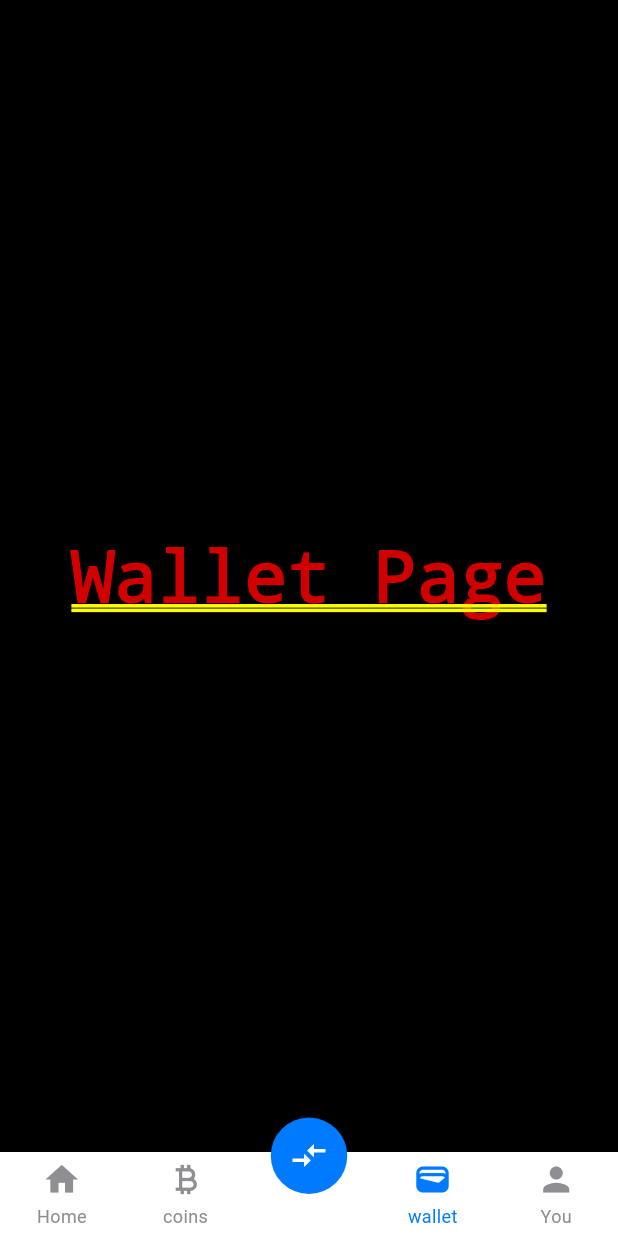
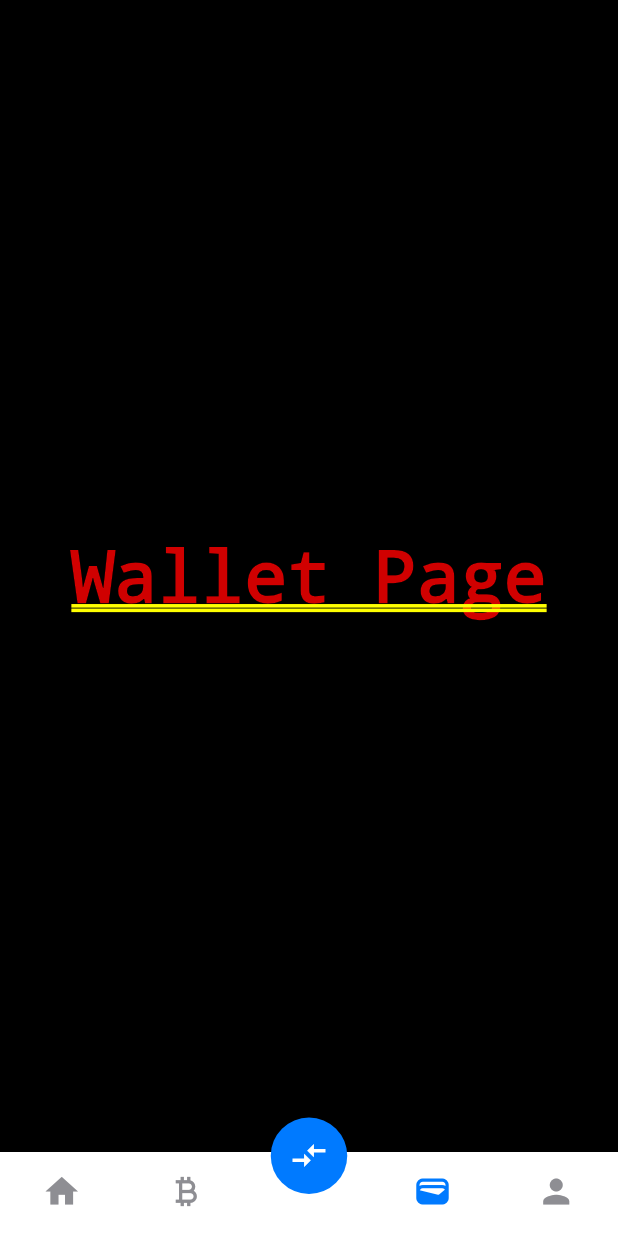
Before and after one commit to Shashwat-111/Ampiy-Flutter-App, a Flutter app: the screen it shows after launch, item 4 of the bottom bar chosen, on a phone screen of 412 x 824 dp. Run offline on Flutter 3.47's test engine with Material 3 defaults, Android fonts, the phone set to English and light mode, and no system bars; drawn by our look-alikes of persistent_bottom_nav_bar; network calls fail.

Commit message:
Release v1

```diff
--- a/lib/main.dart
+++ b/lib/main.dart
@@ -10,28 +10,22 @@ void main() {
   runApp(const MyApp());
 }
 
-class MyApp extends StatefulWidget {
+class MyApp extends StatelessWidget {
   const MyApp({super.key});
-
-  @override
-  State<MyApp> createState() => _MyAppState();
-}
-
-class _MyAppState extends State<MyApp> {
-
   @override
   Widget build(BuildContext context) {
-    return const MaterialApp(
-      home: MainScreen(),
+    return MaterialApp(
+      themeMode: ThemeMode.dark,
+      theme: ThemeData(),
+      darkTheme : ThemeData(),
+      home: const MainScreen(),
       debugShowCheckedModeBanner: false,
-
     );
   }
 }
 
 class MainScreen extends StatefulWidget {
   const MainScreen({super.key});
-
   @override
   State<MainScreen> createState() => _MainScreenState();
 }
@@ -41,6 +35,9 @@ class _MainScreenState extends State<MainScreen> {
 
   @override
   Widget build(BuildContext context) {
+
+    //using persistent Navigation Bar package
+    // to get the bottom navigation bar.
     return PersistentTabView(
       context,
       controller: _controller,
@@ -52,11 +49,11 @@ class _MainScreenState extends State<MainScreen> {
         ProfilePage(),
       ],
       items: [
-        PersistentBottomNavBarItem(icon: const Icon(Icons.home), title: "Home", contentPadding: 0),
-        PersistentBottomNavBarItem(icon: const Icon(Icons.currency_bitcoin), title: "coins"),
+        PersistentBottomNavBarItem(icon: const Icon(Icons.home)),
+        PersistentBottomNavBarItem(icon: const Icon(Icons.currency_bitcoin_sharp)),
         PersistentBottomNavBarItem(icon: const Icon(Icons.compare_arrows_outlined, color: Colors.white,)),
-        PersistentBottomNavBarItem(icon: const Icon(Icons.wallet), title: "wallet"),
-        PersistentBottomNavBarItem(icon: const Icon(Icons.person), title: "You")
+        PersistentBottomNavBarItem(icon: const Icon(Icons.wallet)),
+        PersistentBottomNavBarItem(icon: const Icon(Icons.person))
       ],
       navBarStyle: NavBarStyle.style15,
     );
--- a/pubspec.yaml
+++ b/pubspec.yaml
@@ -37,6 +37,8 @@ dependencies:
   cupertino_icons: ^1.0.6
   persistent_bottom_nav_bar: ^6.2.1
   web_socket_channel: ^3.0.1
+  provider: ^6.1.2
+  carousel_slider: ^5.0.0
 
 dev_dependencies:
   flutter_test:
```
Also changed, not shown: pubspec.lock, 1 other file.
